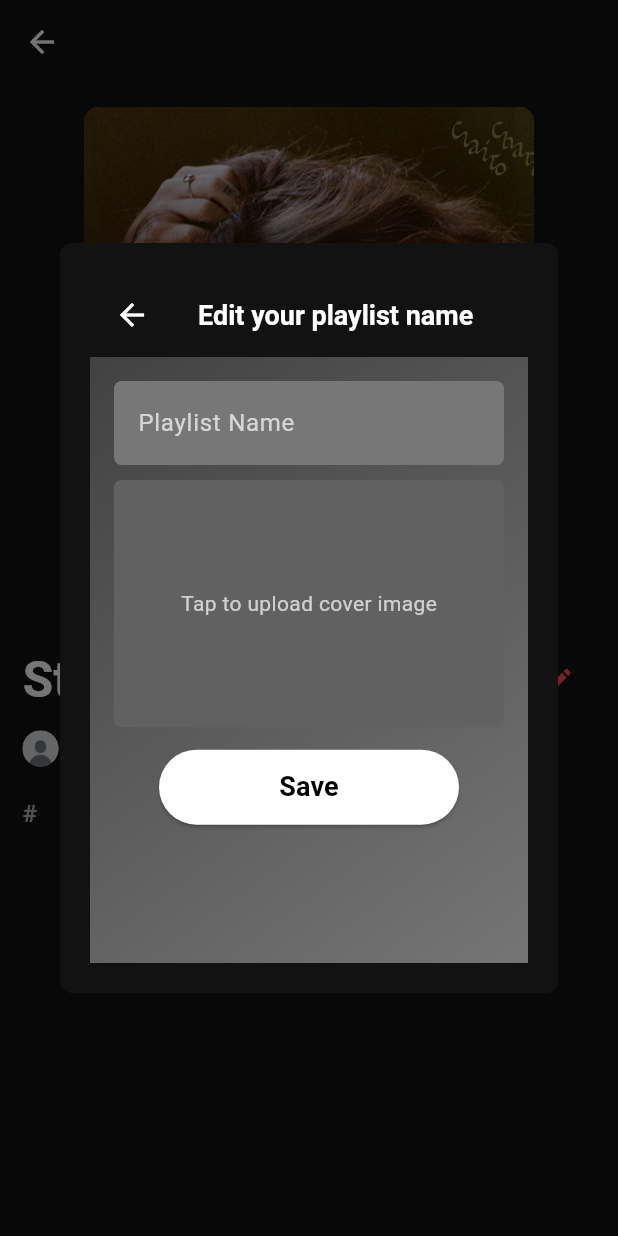
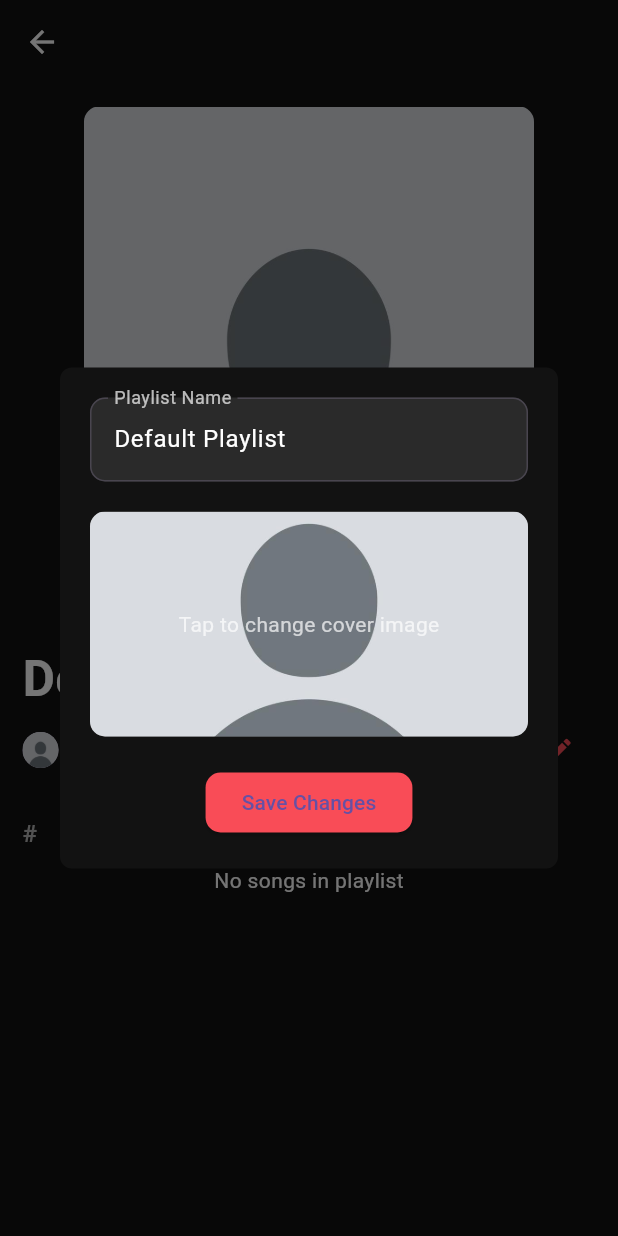
Before and after one commit to cassandraeunice/flutter-activity, a Flutter app: the PlaylistPage screen opened by its route, after a tap on the "edit" icon, on a phone screen of 412 x 824 dp. Run offline on Flutter 3.47's test engine with Material 3 defaults, Android fonts, the phone set to English and light mode, and no system bars; our stand-ins replace audioplayers, cloud_firestore, file_picker, firebase_auth, firebase_core, image_picker; accounts and stored records are empty.

Commit message:
playlist redirection ba

```diff
--- a/lib/main.dart
+++ b/lib/main.dart
@@ -50,7 +50,12 @@ class MoodyApp extends StatelessWidget {
         '/editprofile': (context) => AuthGuard(child: EditProfilePage()),
         // '/settings': (context) => AuthGuard(child: SettingsPage()),
         '/profile': (context) => AuthGuard(child: ProfilePage()),
-        '/playlist': (context) => AuthGuard(child: PlaylistPage()),
+        '/playlist': (context) => AuthGuard(
+          child: PlaylistPage(
+            playlistName: 'Default Playlist', // Provide a default name
+            playlistImage: 'assets/defaultpic.jpg', // Provide a default image
+          ),
+        ),
         '/song': (context) => AuthGuard(
           child: SongPage(
             title: '', // Provide default or placeholder values
@@ -216,7 +221,12 @@ class _HomePageState extends State<HomePage> {
                         ),
                         onTap: () => Navigator.push(
                           context,
-                          MaterialPageRoute(builder: (context) => PlaylistPage()),
+                          MaterialPageRoute(
+                            builder: (context) => PlaylistPage(
+                              playlistName: 'Sample Playlist', // Replace with actual data
+                              playlistImage: 'assets/defaultpic.jpg', // Replace with actual data
+                            ),
+                          ),
                         ),
                       ),
                       ListTile(
--- a/lib/pages/edit_playlist.dart
+++ b/lib/pages/edit_playlist.dart
@@ -113,12 +113,12 @@ class _EditPlaylistState extends State<EditPlaylist> {
                 decoration: BoxDecoration(
                   color: Colors.grey[700],
                   borderRadius: BorderRadius.circular(5),
-                  image: _selectedImage != null
-                      ? DecorationImage(
-                    image: FileImage(_selectedImage!),
+                  image: DecorationImage(
+                    image: _selectedImage != null
+                        ? FileImage(_selectedImage!)
+                        : AssetImage('assets/defaultpic.jpg') as ImageProvider,
                     fit: BoxFit.cover,
-                  )
-                      : null,
+                  ),
                 ),
                 child: _selectedImage == null
                     ? Center(
--- a/lib/pages/playlist.dart
+++ b/lib/pages/playlist.dart
@@ -1,21 +1,31 @@
 import 'dart:convert';
+import 'dart:io';
+import 'package:image_picker/image_picker.dart';
 import 'package:flutter/material.dart';
 import 'package:flutter/services.dart';
 import 'edit_playlist.dart';
 
 class PlaylistPage extends StatefulWidget {
+  final String playlistName;
+  final String playlistImage;
+
+  PlaylistPage({required this.playlistName, required this.playlistImage});
+
   @override
   _PlaylistPageState createState() => _PlaylistPageState();
 }
+
 
 class _PlaylistPageState extends State<PlaylistPage> {
   int? _currentlyPlayingIndex;
   List<Map<String, dynamic>> allSongs = [];
   List<Map<String, dynamic>> playlistSongs = [];
+  String? _updatedPlaylistName;
 
   @override
   void initState() {
     super.initState();
+    _updatedPlaylistName = widget.playlistName;
     _loadSongs();
   }
 
@@ -52,7 +62,9 @@ class _PlaylistPageState extends State<PlaylistPage> {
                   height: 350,
                   decoration: BoxDecoration(
                     image: DecorationImage(
-                      image: AssetImage('assets/album/clairo.jpg'),
+                      image: widget.playlistImage.startsWith('/')
+                          ? FileImage(File(widget.playlistImage))
+                          : AssetImage(widget.playlistImage) as ImageProvider,
                       fit: BoxFit.cover,
                     ),
                     borderRadius: BorderRadius.circular(10),
@@ -60,37 +72,14 @@ class _PlaylistPageState extends State<PlaylistPage> {
                 ),
               ),
               SizedBox(height: 8),
-              Column(
-                crossAxisAlignment: CrossAxisAlignment.start,
-                children: [
-                  Row(
-                    mainAxisAlignment: MainAxisAlignment.spaceBetween,
-                    children: [
               Text(
-                        'Study Hub',
+                _updatedPlaylistName ?? widget.playlistName,
                 style: TextStyle(
                   color: Colors.white,
                   fontSize: 33,
                   fontWeight: FontWeight.bold,
                 ),
               ),
-                      Row(
-                        children: [
-                          IconButton(
-                            icon: Icon(Icons.add, color: Color(0xFFF94C57), size: 25),
-                            tooltip: 'Add Song',
-                            onPressed: _showAddSongDialog,
-                          ),
-                          IconButton(
-                            icon: Icon(Icons.edit, color: Color(0xFFF94C57), size: 20),
-                            tooltip: 'Edit Playlist',
-                            onPressed: _showEditPlaylistDialog,
-                          ),
-                        ],
-                      ),
-                    ],
-                  ),
-                  SizedBox(height: 10),
               Row(
                 children: [
                   CircleAvatar(
@@ -104,6 +93,19 @@ class _PlaylistPageState extends State<PlaylistPage> {
                       color: Color(0xFFF94C57),
                       fontSize: 13,
                     ),
+                  ),
+                  Spacer(),
+                  Row(
+                    children: [
+                      IconButton(
+                        icon: Icon(Icons.add, color: Color(0xFFF94C57), size: 25),
+                        tooltip: 'Add Song',
+                        onPressed: _showAddSongDialog,
+                      ),
+                      IconButton(
+                        icon: Icon(Icons.edit, color: Color(0xFFF94C57), size: 20),
+                        tooltip: 'Edit Playlist',
+                        onPressed: _showEditPlaylistDialog,
                       ),
                     ],
                   ),
@@ -213,9 +215,15 @@ class _PlaylistPageState extends State<PlaylistPage> {
   }
 
   void _showEditPlaylistDialog() {
+    TextEditingController nameController = TextEditingController(text: _updatedPlaylistName);
+    File? selectedImage;
+    String updatedImage = widget.playlistImage;
+
     showDialog(
       context: context,
       builder: (BuildContext context) {
+        return StatefulBuilder(
+          builder: (context, setState) {
             return Dialog(
               backgroundColor: Color(0xFF121212),
               shape: RoundedRectangleBorder(
@@ -223,19 +231,84 @@ class _PlaylistPageState extends State<PlaylistPage> {
               ),
               child: Container(
                 padding: EdgeInsets.all(20),
-            constraints: BoxConstraints(
-              maxHeight: 500, // Set a reasonable max height for the dialog
+                constraints: BoxConstraints(maxHeight: 500),
+                child: Column(
+                  mainAxisSize: MainAxisSize.min,
+                  children: [
+                    TextField(
+                      controller: nameController,
+                      style: TextStyle(color: Colors.white),
+                      decoration: InputDecoration(
+                        labelText: "Playlist Name",
+                        labelStyle: TextStyle(color: Colors.white70),
+                        filled: true,
+                        fillColor: Color(0xFF2A2A2A),
+                        border: OutlineInputBorder(
+                          borderRadius: BorderRadius.circular(10),
                         ),
-            child: EditPlaylist(
-              initialName: playlistSongs.isNotEmpty ? playlistSongs[0]['title'] : '',
+                      ),
+                    ),
+                    SizedBox(height: 20),
+                    GestureDetector(
+                      onTap: () async {
+                        final pickedFile = await ImagePicker().pickImage(source: ImageSource.gallery);
+                        if (pickedFile != null) {
+                          setState(() {
+                            selectedImage = File(pickedFile.path);
+                            updatedImage = pickedFile.path;
+                          });
+                        }
+                      },
+                      child: Container(
+                        height: 150,
+                        width: double.infinity,
+                        decoration: BoxDecoration(
+                          color: Colors.grey[700],
+                          borderRadius: BorderRadius.circular(10),
+                          image: DecorationImage(
+                            image: selectedImage != null
+                                ? FileImage(selectedImage!)
+                                : widget.playlistImage.startsWith('/')
+                                ? FileImage(File(widget.playlistImage))
+                                : AssetImage(widget.playlistImage) as ImageProvider,
+                            fit: BoxFit.cover,
+                          ),
+                        ),
+                        child: selectedImage == null
+                            ? Center(
+                          child: Text(
+                            "Tap to change cover image",
+                            style: TextStyle(color: Colors.white70),
+                          ),
+                        )
+                            : null,
+                      ),
+                    ),
+                    SizedBox(height: 20),
+                    ElevatedButton(
+                      onPressed: () {
+                        setState(() {
+                          _updatedPlaylistName = nameController.text; // Update the state variable
+                        });
+                        Navigator.pop(context);
+                      },
+                      style: ElevatedButton.styleFrom(
+                        backgroundColor: Color(0xFFF94C57),
+                        shape: RoundedRectangleBorder(
+                          borderRadius: BorderRadius.circular(10),
+                        ),
+                      ),
+                      child: Text("Save Changes"),
+                    ),
+                  ],
                 ),
               ),
             );
           },
         );
+      },
+    );
   }
-
-
 
   void _showAddSongDialog() {
     showModalBottomSheet(
```
Also changed, not shown: lib/pages/create_playlist.dart (+8 -11 lines), lib/pages/library.dart (+28 -4 lines). Lines whose indentation alone changed are shown as unchanged.
